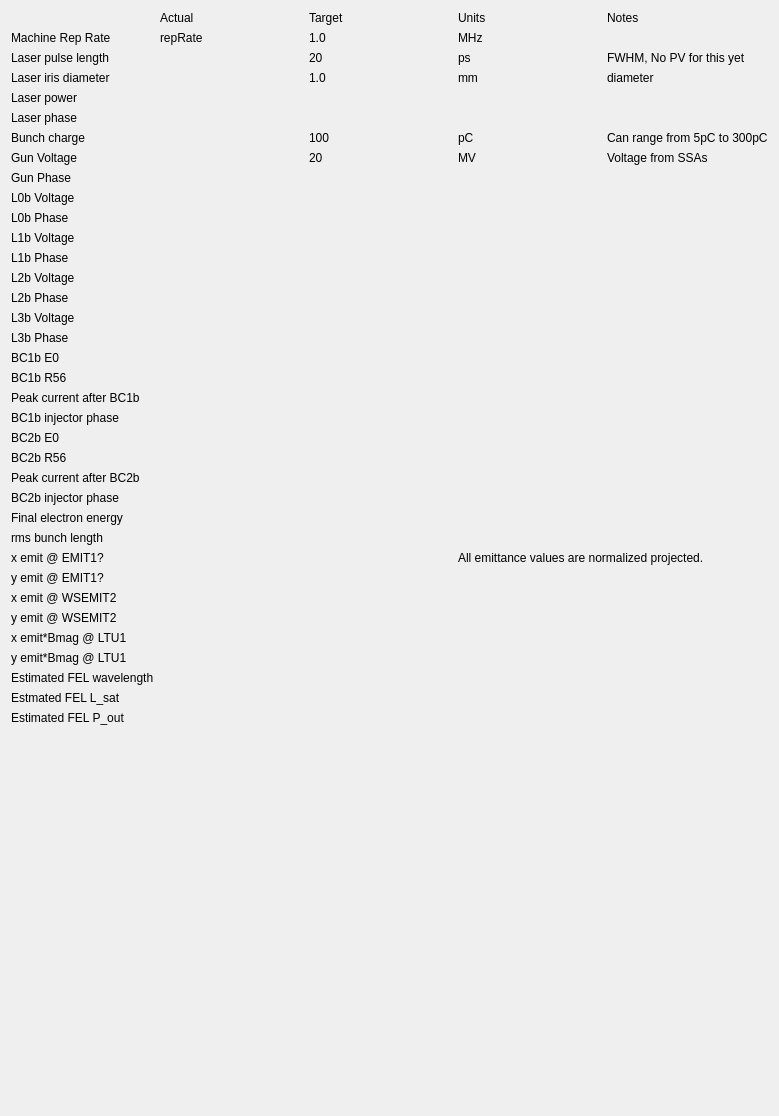
This is checkOperatingPointSC.ui in slaclab/checkOperatingPointSC as Qt 5 draws it before an edit. The edited form follows.
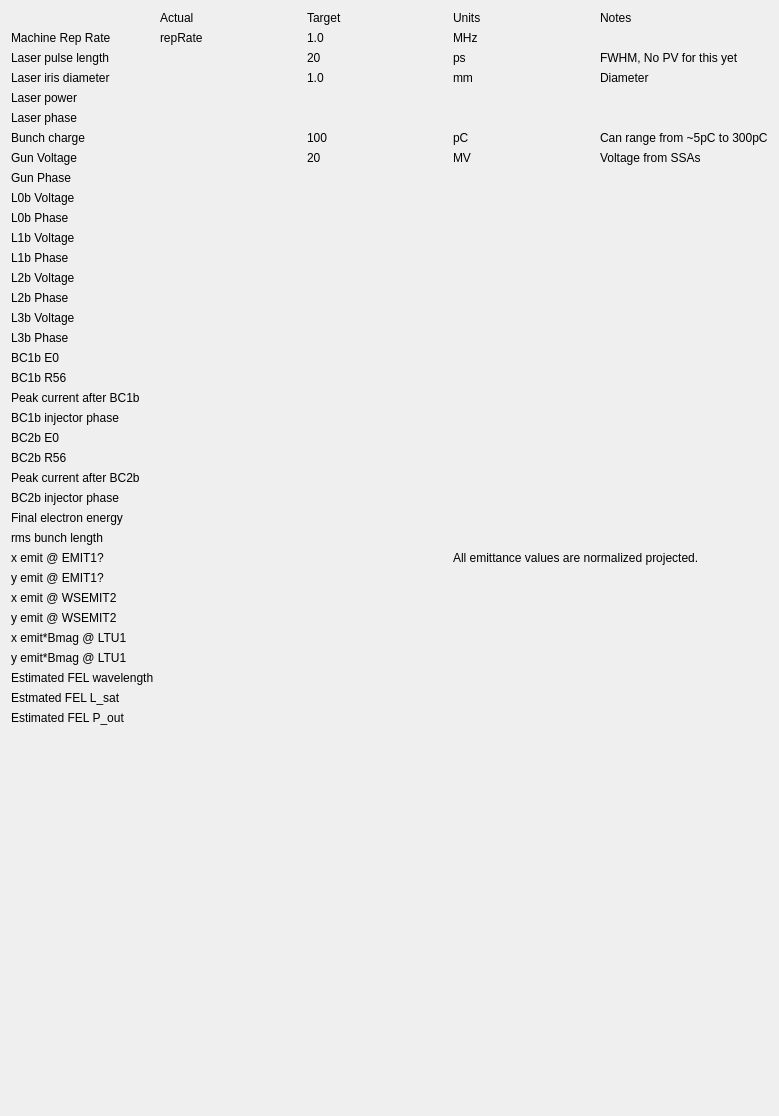
This is the edited form. Custom widgets are drawn as their Qt base class.

What changed in the file:
```diff
--- a/checkOperatingPointSC.ui
+++ b/checkOperatingPointSC.ui
@@ -159,7 +159,7 @@
       <string/>
      </property>
      <property name="text">
-      <string>Can range from 5pC to 300pC</string>
+      <string>Can range from ~5pC to 300pC</string>
      </property>
     </widget>
    </item>
@@ -183,7 +183,7 @@
       <string/>
      </property>
      <property name="text">
-      <string>diameter</string>
+      <string>Diameter</string>
      </property>
     </widget>
    </item>
```
